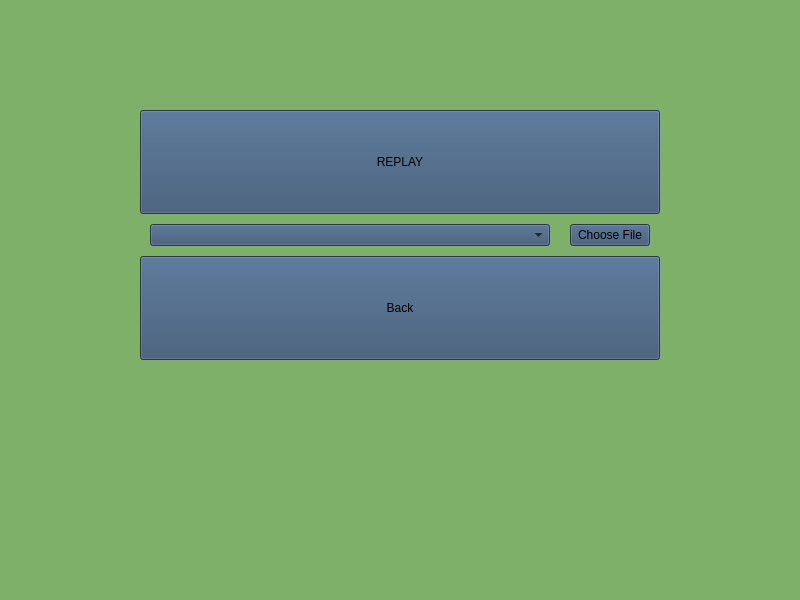
Before: the Qt Designer form src/View/replaypage.ui in imiskii/VUT-FIT-ICP-Pacman, drawn with Qt 5.
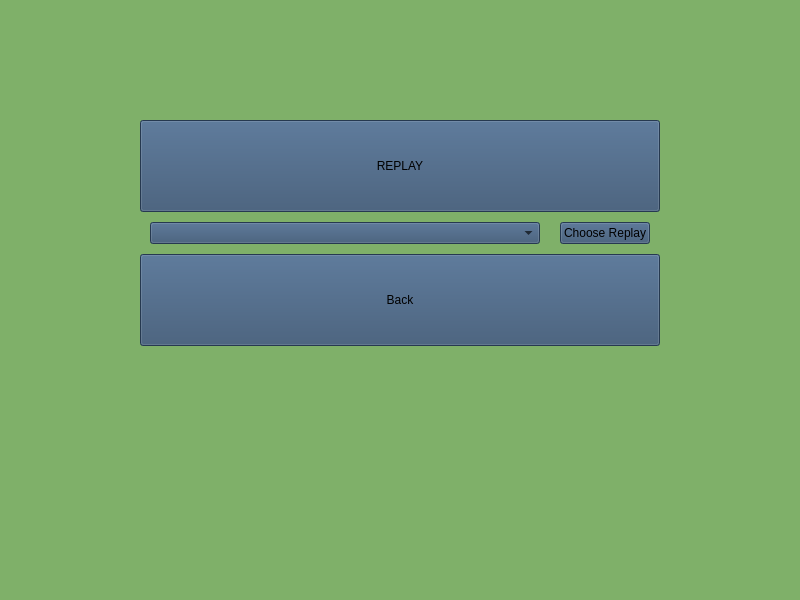
After: the same form once the commit is applied.

```diff
--- a/src/View/replaypage.ui
+++ b/src/View/replaypage.ui
@@ -33,13 +33,13 @@
           <number>120</number>
          </property>
          <property name="topMargin">
-          <number>90</number>
+          <number>100</number>
          </property>
          <property name="rightMargin">
           <number>120</number>
          </property>
          <property name="bottomMargin">
-          <number>220</number>
+          <number>210</number>
          </property>
          <item>
           <widget class="QPushButton" name="ReplayButton">
@@ -105,7 +105,7 @@
               <string notr="true">background: #355070; </string>
              </property>
              <property name="text">
-              <string>Choose File</string>
+              <string>Choose Replay</string>
              </property>
             </widget>
            </item>
@@ -127,6 +127,25 @@
            </property>
           </widget>
          </item>
+         <item>
+          <widget class="QLabel" name="MessageLabel">
+           <property name="sizePolicy">
+            <sizepolicy hsizetype="Preferred" vsizetype="Maximum">
+             <horstretch>0</horstretch>
+             <verstretch>0</verstretch>
+            </sizepolicy>
+           </property>
+           <property name="styleSheet">
+            <string notr="true">color: red;</string>
+           </property>
+           <property name="text">
+            <string/>
+           </property>
+           <property name="alignment">
+            <set>Qt::AlignCenter</set>
+           </property>
+          </widget>
+         </item>
         </layout>
        </item>
       </layout>
```
Left out of the diff: 4 changed lines with no effect on the pictures.
